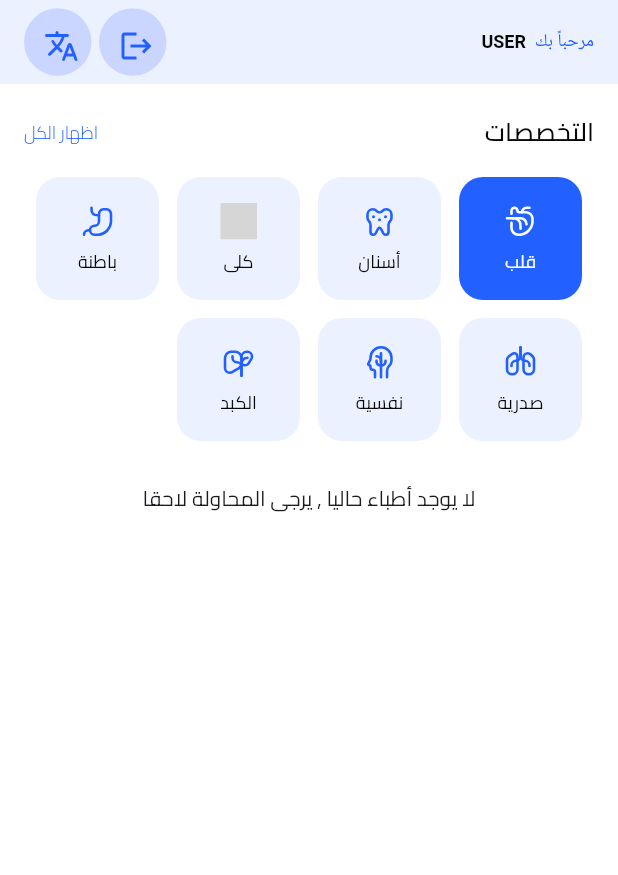
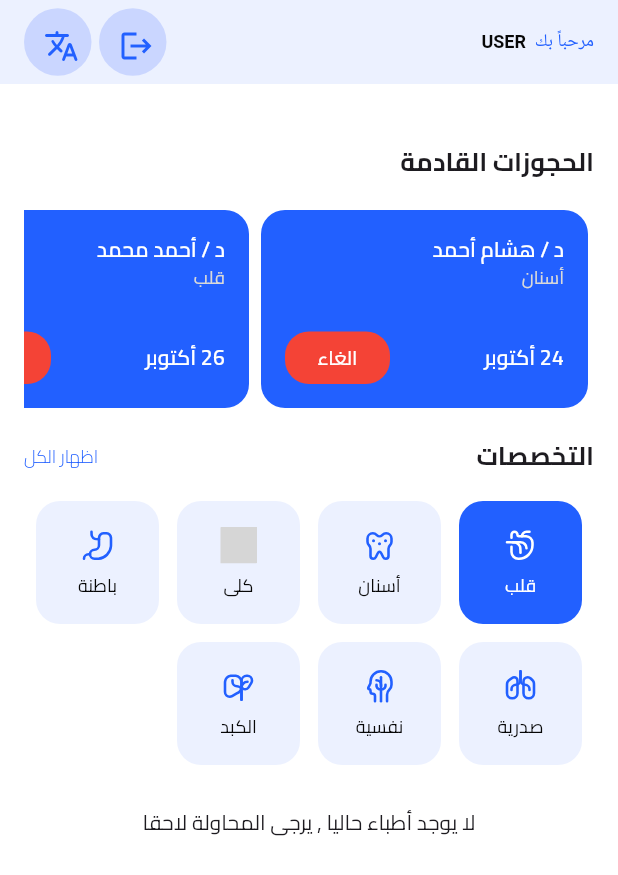
Before and after one commit to HishamElnemr/medi_link, a Flutter app: the PatientHomeView screen opened by its route, on a phone screen of 412 x 824 dp. Shown: the top 875 px of the screen. Run offline on Flutter 3.47's test engine with Material 3 defaults, Android fonts, the phone set to English and light mode, and no system bars; our stand-ins replace bloc, cloud_firestore, dartz, equatable, firebase_auth, firebase_core and 5 more; accounts and stored records are empty; grey boxes are pictures that could not be loaded.

Commit message:
add UpcomingAppointments widget

```diff
--- a/lib/features/home/presentation/views/patient_view/widgets/doctor_list_view_bloc_builder.dart
+++ b/lib/features/home/presentation/views/patient_view/widgets/doctor_list_view_bloc_builder.dart
@@ -6,8 +6,8 @@ import 'package:medi_link/generated/l10n.dart';
 
 import '../../../../../../core/constants/app_colors.dart';
 
-class DoctorsList extends StatelessWidget {
-  const DoctorsList({super.key});
+class DoctorListViewBuilder extends StatelessWidget {
+  const DoctorListViewBuilder({super.key});
 
   @override
   Widget build(BuildContext context) {
--- a/lib/features/home/presentation/views/patient_view/widgets/patient_home_view_body.dart
+++ b/lib/features/home/presentation/views/patient_view/widgets/patient_home_view_body.dart
@@ -3,6 +3,7 @@ import 'package:medi_link/features/home/presentation/views/patient_view/widgets/
 import 'package:medi_link/features/home/presentation/views/patient_view/widgets/medical_specialties_grid.dart';
 import 'package:medi_link/features/home/presentation/views/patient_view/widgets/patient_home_app_bar.dart';
 import 'package:medi_link/features/home/presentation/views/patient_view/widgets/specialities_widget.dart';
+import 'package:medi_link/features/home/presentation/views/patient_view/widgets/upcoming_appointments.dart';
 
 class PatientHomeViewBody extends StatelessWidget {
   const PatientHomeViewBody({super.key});
@@ -16,12 +17,14 @@ class PatientHomeViewBody extends StatelessWidget {
           padding: const EdgeInsets.symmetric(horizontal: 16),
           sliver: SliverList(
             delegate: SliverChildListDelegate([
+              const SizedBox(height: 40),
+              const UpcomingAppointments(),
               const SizedBox(height: 20),
               const SpecialitiesWidget(),
               const SizedBox(height: 10),
               const MedicalSpecialtiesGrid(),
               const SizedBox(height: 20),
-              const DoctorsList(),
+              const DoctorListViewBuilder(),
               const SizedBox(height: 24),
             ]),
           ),
--- a/lib/features/home/presentation/views/patient_view/widgets/specialities_widget.dart
+++ b/lib/features/home/presentation/views/patient_view/widgets/specialities_widget.dart
@@ -14,8 +14,8 @@ class SpecialitiesWidget extends StatelessWidget {
         Text(
           S.of(context).specialities,
           style: FontStyles.medium15.copyWith(
-            color: AppColors.darkGrey,
             fontSize: 17,
+          fontWeight: FontWeight.bold,
           ),
         ),
         Text(
--- /dev/null
+++ b/lib/features/home/presentation/views/patient_view/widgets/upcoming_appointments.dart
@@ -0,0 +1,37 @@
+import 'package:flutter/material.dart';
+import 'package:medi_link/core/constants/font_styles.dart';
+import 'package:medi_link/features/home/presentation/views/patient_view/widgets/upcoming_appointments_list_view.dart';
+import 'package:medi_link/generated/l10n.dart';
+
+class UpcomingAppointments extends StatelessWidget {
+  const UpcomingAppointments({super.key});
+
+  @override
+  Widget build(BuildContext context) {
+    // Sample data for appointments - in real app this would come from state management
+    final List<Map<String, dynamic>> appointments = [
+      {
+        'doctorName': 'د / هشام أحمد',
+        'specialty': 'أسنان',
+        'date': '24 أكتوبر',
+      },
+      {'doctorName': 'د / أحمد محمد', 'specialty': 'قلب', 'date': '26 أكتوبر'},
+      {'doctorName': 'د / سارة علي', 'specialty': 'جلدية', 'date': '28 أكتوبر'},
+    ];
+
+    return Column(
+      crossAxisAlignment: CrossAxisAlignment.start,
+      children: [
+        Text(
+          S.of(context).upcoming_appointments,
+          style: FontStyles.medium15.copyWith(
+            fontWeight: FontWeight.bold,
+            fontSize: 17,
+          ),
+        ),
+        const SizedBox(height: 20),
+        UpcomingAppointmentsListView(appointments: appointments),
+      ],
+    );
+  }
+}
--- /dev/null
+++ b/lib/features/home/presentation/views/patient_view/widgets/upcoming_appointments_list_view.dart
@@ -0,0 +1,32 @@
+import 'package:flutter/material.dart';
+import 'package:medi_link/features/home/presentation/views/patient_view/widgets/upcoming_appointments_widget.dart';
+
+class UpcomingAppointmentsListView extends StatelessWidget {
+  final List<Map<String, dynamic>> appointments;
+
+  const UpcomingAppointmentsListView({required this.appointments, super.key});
+
+  @override
+  Widget build(BuildContext context) {
+    return SingleChildScrollView(
+      scrollDirection: Axis.horizontal,
+      child: Row(
+        children: appointments.asMap().entries.map((e) {
+          int index = e.key;
+          final appointment = e.value;
+          return Padding(
+            padding: const EdgeInsets.symmetric(horizontal: 4),
+            child: UpcomingAppointmentsWidget(
+              doctorName: appointment['doctorName'],
+              specialty: appointment['specialty'],
+              date: appointment['date'],
+              onCancelPressed: () {
+                // Handle cancel action
+              },
+            ),
+          );
+        }).toList(),
+      ),
+    );
+  }
+}
--- /dev/null
+++ b/lib/features/home/presentation/views/patient_view/widgets/upcoming_appointments_widget.dart
@@ -0,0 +1,82 @@
+import 'package:flutter/material.dart';
+import 'package:medi_link/core/constants/app_colors.dart';
+import 'package:medi_link/core/constants/font_styles.dart';
+import 'package:medi_link/core/widgets/custom_button.dart';
+import 'package:medi_link/generated/l10n.dart';
+
+class UpcomingAppointmentsWidget extends StatelessWidget {
+  final String doctorName;
+  final String specialty;
+  final String date;
+  final VoidCallback onCancelPressed;
+
+  const UpcomingAppointmentsWidget({
+    required this.doctorName,
+    required this.specialty,
+    required this.date,
+    required this.onCancelPressed,
+    super.key,
+  });
+
+  @override
+  Widget build(BuildContext context) {
+    return Container(
+      width: 218,
+      height: 132,
+      padding: const EdgeInsets.all(16),
+      decoration: ShapeDecoration(
+        color: AppColors.primaryBlue,
+        shape: RoundedRectangleBorder(
+          borderRadius: BorderRadius.circular(16),
+        ),
+      ),
+      child: Column(
+        crossAxisAlignment: CrossAxisAlignment.start,
+        children: [
+          Text(
+            doctorName,
+            style: FontStyles.regular14.copyWith(
+              color: AppColors.white,
+              fontWeight: FontWeight.w600,
+            ),
+          ),
+          Text(
+            specialty,
+            style: FontStyles.light12.copyWith(
+              color: AppColors.lightGrey,
+              fontWeight: FontWeight.w400,
+            ),
+          ),
+          const Spacer(),
+          Row(
+            children: [
+              Expanded(
+                child: Text(
+                  overflow: TextOverflow.ellipsis,
+                  maxLines: 1,
+                  date,
+                  style: FontStyles.regular14.copyWith(
+                    color: AppColors.white,
+                    fontWeight: FontWeight.w600,
+                  ),
+                ),
+              ),
+              const Spacer(),
+              CustomButton(
+                onPressed: onCancelPressed,
+                text: S.of(context).cancel,
+                width: 70,
+                height: 35,
+                backgroundColor: Colors.red,
+                style: FontStyles.medium15.copyWith(
+                  color: Colors.white,
+                  fontSize: 13,
+                ),
+              ),
+            ],
+          ),
+        ],
+      ),
+    );
+  }
+}
--- a/lib/l10n/intl_ar.arb
+++ b/lib/l10n/intl_ar.arb
@@ -41,6 +41,8 @@
   "address": "العنوان",
   "phone_number": "رقم الهاتف",
   "invalid_phone_number": "برجاء ادخال رقم هاتف صحيح",
+  "upcoming_appointments" : "الحجوزات القادمة",
+
   "see_all": "اظهار الكل",
   "all": "الكل",
   "loading": "جاري التحميل",
--- a/lib/l10n/intl_en.arb
+++ b/lib/l10n/intl_en.arb
@@ -54,6 +54,7 @@
   "book_appointment": "Book Now",
   "book_now": "Book Now",
   "approve": "Approve",
+  "upcoming_appointments" : "Upcoming Appointments",
   "reject": "Reject",
   "pending": "Pending",
   "cancelled": "Cancelled",
```
Also changed, not shown: lib/generated/intl/messages_ar.dart, lib/generated/intl/messages_en.dart, lib/generated/l10n.dart.
